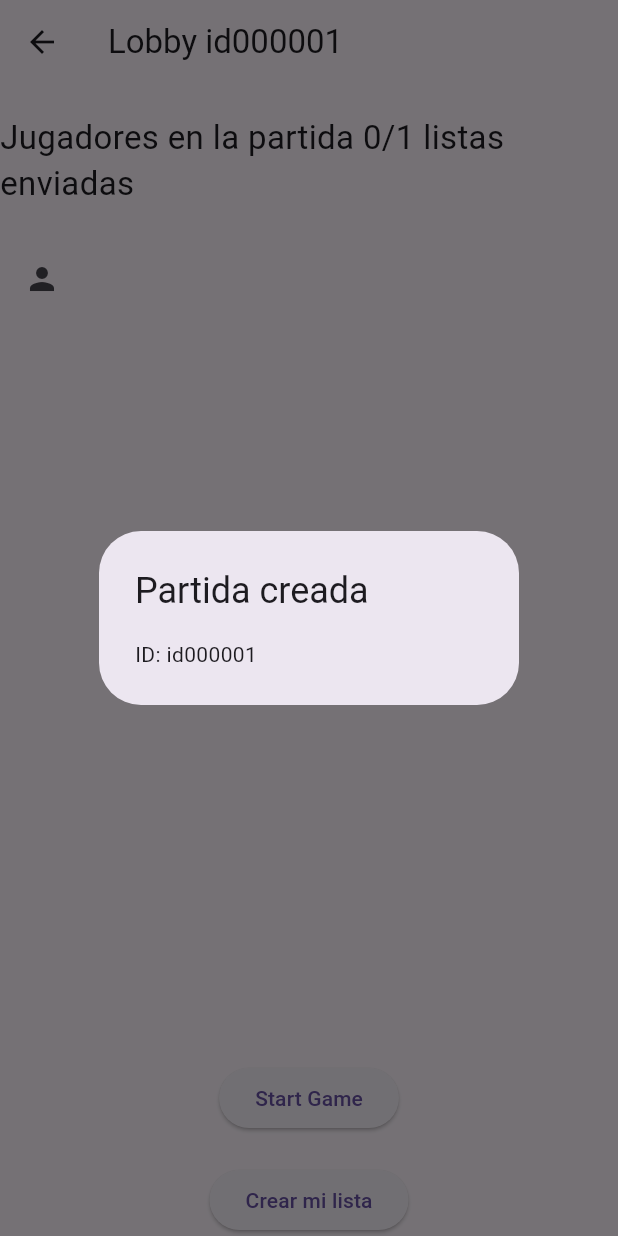
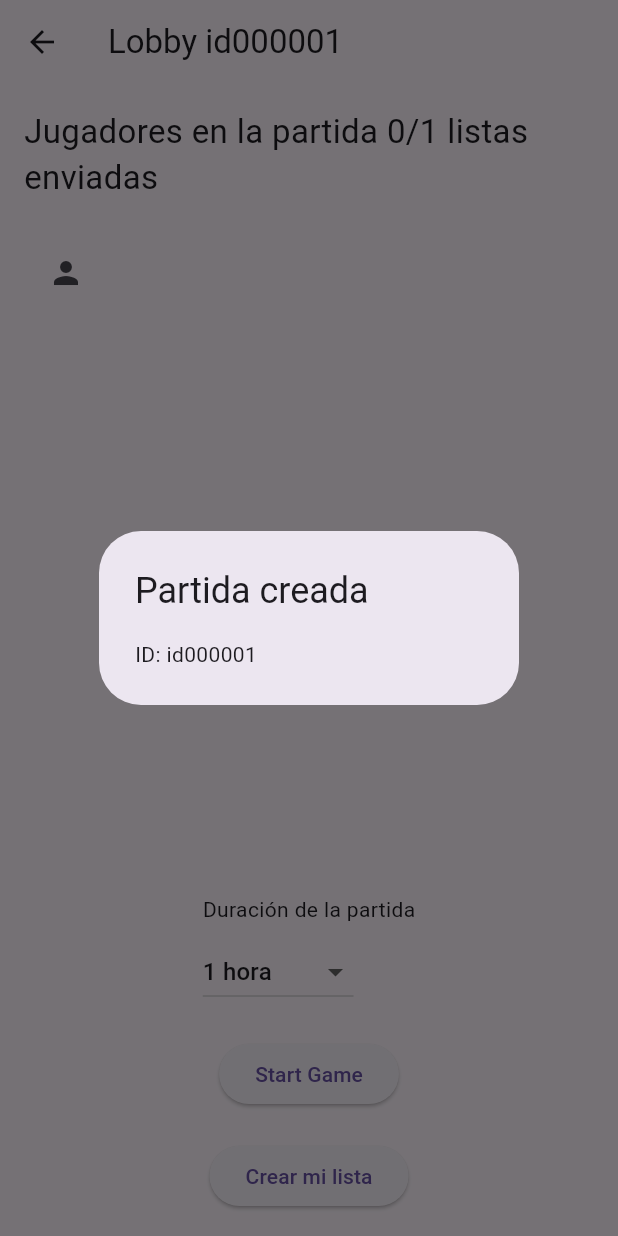
Before and after one commit to alexxljm-lgtm/hiddo, a Flutter app: the screen it shows after launch, after a tap on "Crear Partida", on a phone screen of 412 x 824 dp. Run offline on Flutter 3.47's test engine with Material 3 defaults, Android fonts, the light colour scheme and no system bars; our stand-ins replace cloud_firestore, firebase_auth, firebase_core, firebase_storage, flutter_riverpod, image_picker; accounts and stored records are empty.

Commit message:
fix: persist and map timer fields in game model

```diff
--- a/hiddo/lib/features/game/data/datasources/game_firestore_datasource.dart
+++ b/hiddo/lib/features/game/data/datasources/game_firestore_datasource.dart
@@ -5,7 +5,7 @@ abstract class GameFirestoreDatasource {
   Future<Game> createGame(String hostId);
 
   Future<void> joinGame(String gameId, String userId);
-  Future<void> startGame(String gameId, Map<String, String> assignments);
+  Future<void> startGame(String gameId,Map<String, String> assignments,int durationMinutes,);
   Stream<Game> watchGame(String gameId);
 
   Future<void> submitList(
--- a/hiddo/lib/features/game/data/models/game_model.dart
+++ b/hiddo/lib/features/game/data/models/game_model.dart
@@ -3,35 +3,32 @@
 import '../../domain/entities/game.dart';
 
 class GameModel extends Game {
-  const GameModel({
+  GameModel({
     required super.id,
     required super.players,
     required super.lists,
     required super.assignments,
     required super.progress,
     required super.status,
+    super.durationMinutes,
+    super.startedAt,
+    super.endsAt,
   });
 
-  // Crear GameModel desde Firestore (map + id)
   factory GameModel.fromFirestore(Map<String, dynamic> data, String id) {
     return GameModel(
       id: id,
       players: List<String>.from(data['players'] ?? []),
-      lists: (data['lists'] as Map<String, dynamic>? ?? {}).map(
-        (key, value) => MapEntry(key, List<String>.from(value)),
-      ),
-      assignments: Map<String, String>.from(data['assignments'] ?? {}),
-      progress: (data['progress'] as Map<String, dynamic>? ?? {}).map(
-        (playerId, map) => MapEntry(
-          playerId,
-          Map<String, String>.from(map as Map<String, dynamic>),
-        ),
-      ),
-      status: data['status'] as String? ?? 'waiting',
+      lists: Map<String, dynamic>.from(data['lists'] ?? {}),
+      assignments: Map<String, dynamic>.from(data['assignments'] ?? {}),
+      progress: Map<String, dynamic>.from(data['progress'] ?? {}),
+      status: data['status'] ?? 'waiting',
+      durationMinutes: data['durationMinutes'] as int?,
+      startedAt: data['startedAt'] as String?,
+      endsAt: data['endsAt'] as String?,
     );
   }
 
-  // Convertir a Map para subir a Firestore
   Map<String, dynamic> toFirestore() {
     return {
       'players': players,
@@ -39,10 +36,12 @@ class GameModel extends Game {
       'assignments': assignments,
       'progress': progress,
       'status': status,
+      'durationMinutes': durationMinutes,
+      'startedAt': startedAt,
+      'endsAt': endsAt,
     };
   }
 
-  // Convertir de GameEntity a GameModel
   factory GameModel.fromEntity(Game game) {
     return GameModel(
       id: game.id,
@@ -51,10 +50,12 @@ class GameModel extends Game {
       assignments: game.assignments,
       progress: game.progress,
       status: game.status,
+      durationMinutes: game.durationMinutes,
+      startedAt: game.startedAt,
+      endsAt: game.endsAt,
     );
   }
 
-  // Convertir a GameEntity
   Game toEntity() {
     return Game(
       id: id,
@@ -63,6 +64,9 @@ class GameModel extends Game {
       assignments: assignments,
       progress: progress,
       status: status,
+      durationMinutes: durationMinutes,
+      startedAt: startedAt,
+      endsAt: endsAt,
     );
   }
 }
--- a/hiddo/lib/features/game/domain/entities/game.dart
+++ b/hiddo/lib/features/game/domain/entities/game.dart
@@ -1,39 +1,57 @@
 // lib/features/game/domain/entities/game.dart
 
+class Game {
+  final String id;
+  final List<String> players;
+  final Map<String, dynamic> lists;
+  final Map<String, dynamic> assignments;
+  final Map<String, dynamic> progress;
+  final String status;
+  final int? durationMinutes;
+  final String? startedAt;
+  final String? endsAt;
 
-class Game {
-  final String id; // ID de la partida en Firestore
-  final List<String> players; // UIDs de los jugadores
-  final Map<String, List<String>> lists; // listas de cada jugador
-  final Map<String, String> assignments; // asignaciones jugador->jugador
-  final Map<String, Map<String, String>> progress; // progreso jugador->item->photoUrl
-  final String status; // waiting, started, finished
-
-  const Game({
+  Game({
     required this.id,
     required this.players,
     required this.lists,
     required this.assignments,
     required this.progress,
     required this.status,
+    this.durationMinutes,
+    this.startedAt,
+    this.endsAt,
   });
 
   @override
-  List<Object?> get props => [id, players, lists, assignments, progress, status];
+  List<Object?> get props => [
+        id,
+        players,
+        lists,
+        assignments,
+        progress,
+        status,
+        durationMinutes,
+        startedAt,
+        endsAt,
+      ];
 
-  // Convertir de Firestore a Game
   factory Game.fromFirestore(Map<String, dynamic> data, String id) {
     final players = List<String>.from(data['players'] ?? []);
+
     final lists = (data['lists'] as Map<String, dynamic>? ?? {}).map(
       (key, value) => MapEntry(key, List<String>.from(value)),
     );
+
     final assignments = Map<String, String>.from(data['assignments'] ?? {});
+
     final progress = (data['progress'] as Map<String, dynamic>? ?? {}).map(
       (playerId, map) => MapEntry(
         playerId,
         Map<String, String>.from(map as Map<String, dynamic>),
       ),
     );
+
     final status = data['status'] as String? ?? 'waiting';
 
     return Game(
@@ -43,10 +61,12 @@ class Game {
       assignments: assignments,
       progress: progress,
       status: status,
+      durationMinutes: data['durationMinutes'] as int?,
+      startedAt: data['startedAt'] as String?,
+      endsAt: data['endsAt'] as String?,
     );
   }
 
-  // Convertir a Map para subir a Firestore
   Map<String, dynamic> toFirestore() {
     return {
       'players': players,
@@ -54,6 +74,9 @@ class Game {
       'assignments': assignments,
       'progress': progress,
       'status': status,
+      'durationMinutes': durationMinutes,
+      'startedAt': startedAt,
+      'endsAt': endsAt,
     };
   }
 }
--- a/hiddo/lib/features/game/presentation/screens/game_lobby_screen.dart
+++ b/hiddo/lib/features/game/presentation/screens/game_lobby_screen.dart
@@ -6,33 +6,30 @@ import 'package:hiddo/features/game/presentation/screens/list_submission_screen.
 import 'package:hiddo/injection_container.dart';
 import '../providers/game_provider.dart' hide gameStreamProvider;
 
-
-class GameLobbyScreen extends ConsumerWidget {
-
+class GameLobbyScreen extends ConsumerStatefulWidget {
   final String gameId;
-
-  const GameLobbyScreen({
-    super.key,
-    required this.gameId,
-  });
+  const GameLobbyScreen({super.key, required this.gameId});
 
   @override
-  Widget build(BuildContext context, WidgetRef ref) {
+  ConsumerState<GameLobbyScreen> createState() => _GameLobbyScreenState();
+}
 
-    final gameAsync = ref.watch(gameStreamProvider(gameId));
+class _GameLobbyScreenState extends ConsumerState<GameLobbyScreen> {
+  int selectedDurationMinutes = 60; // Estado del dropdown
+
+  @override
+  Widget build(BuildContext context) {
+    final gameAsync = ref.watch(gameStreamProvider(widget.gameId));
 
     return Scaffold(
       appBar: AppBar(
-        title: Text("Lobby $gameId"),
+        title: Text("Lobby ${widget.gameId}"),
       ),
       body: gameAsync.when(
         loading: () => const Center(child: CircularProgressIndicator()),
-
-        error: (e, _) => Center(
-          child: Text("Error: $e"),
-        ),
-
+        error: (e, _) => Center(child: Text("Error: $e")),
         data: (game) {
+          // Navegar a HuntScreen si ya empezó la partida
           if (game.status == "playing") {
             Future.microtask(() {
               Navigator.pushReplacement(
@@ -44,25 +41,22 @@ class GameLobbyScreen extends ConsumerWidget {
             });
           }
 
-          return Column(
+          return Padding(
+            padding: const EdgeInsets.all(16.0),
+            child: Column(
               children: [
-
-              const SizedBox(height: 20),
-
                 Text(
                   "Jugadores en la partida ${game.lists.length}/${game.players.length} listas enviadas",
                   style: const TextStyle(fontSize: 22),
                 ),
-
                 const SizedBox(height: 20),
 
+                // Lista de jugadores
                 Expanded(
                   child: ListView.builder(
                     itemCount: game.players.length,
                     itemBuilder: (context, index) {
-
                       final player = game.players[index];
-
                       return ListTile(
                         leading: const Icon(Icons.person),
                         title: Text(player),
@@ -73,45 +67,68 @@ class GameLobbyScreen extends ConsumerWidget {
 
                 const SizedBox(height: 20),
 
+                // Selector de duración
+                Column(
+                  crossAxisAlignment: CrossAxisAlignment.start,
+                  children: [
+                    const Text("Duración de la partida"),
+                    const SizedBox(height: 8),
+                    DropdownButton<int>(
+                      value: selectedDurationMinutes,
+                      items: const [
+                        DropdownMenuItem(value: 15, child: Text("15 min")),
+                        DropdownMenuItem(value: 30, child: Text("30 min")),
+                        DropdownMenuItem(value: 45, child: Text("45 min")),
+                        DropdownMenuItem(value: 60, child: Text("1 hora")),
+                        DropdownMenuItem(value: 90, child: Text("1 h 30 min")),
+                        DropdownMenuItem(value: 120, child: Text("2 horas")),
+                        DropdownMenuItem(value: 180, child: Text("3 horas")),
+                        DropdownMenuItem(value: 240, child: Text("4 horas")),
+                        DropdownMenuItem(value: 300, child: Text("5 horas")),
+                      ],
+                      onChanged: (value) {
+                        if (value == null) return;
+                        setState(() {
+                          selectedDurationMinutes = value;
+                        });
+                      },
+                    ),
+                  ],
+                ),
 
+                const SizedBox(height: 20),
 
+                // Botón Start Game
                 ElevatedButton(
                   onPressed: () async {
-
                     final datasource = ref.read(gameFirestoreDatasourceProvider);
-
                     final assignments = generateAssignments(game.players);
 
                     await datasource.startGame(
                       game.id,
                       assignments,
+                      selectedDurationMinutes,
                     );
-
                   },
                   child: const Text("Start Game"),
                 ),
 
                 const SizedBox(height: 20),
 
+                // Botón Crear lista
                 ElevatedButton(
                   onPressed: () {
-
                     Navigator.push(
                       context,
                       MaterialPageRoute(
-                      builder: (_) => ListSubmissionScreen(
-                        gameId: game.id,
-                      ),
+                        builder: (_) => ListSubmissionScreen(gameId: game.id),
                       ),
                     );
-
                   },
                   child: const Text("Crear mi lista"),
-              )
-
+                ),
               ],
-
-
+            ),
           );
         },
       ),
--- a/hiddo/lib/features/game/presentation/screens/lobby_screen.dart
+++ b/hiddo/lib/features/game/presentation/screens/lobby_screen.dart
@@ -5,11 +5,18 @@ import 'package:hiddo/injection_container.dart';
 import '../../data/datasources/game_firestore_datasource.dart';
 import 'package:firebase_auth/firebase_auth.dart';
 
-class LobbyScreen extends ConsumerWidget {
+class LobbyScreen extends ConsumerStatefulWidget {
   const LobbyScreen({super.key});
 
   @override
-  Widget build(BuildContext context, WidgetRef ref) {
+  ConsumerState<LobbyScreen> createState() => _LobbyScreenState();
+}
+
+class _LobbyScreenState extends ConsumerState<LobbyScreen> {
+  int selectedDurationMinutes = 60;
+
+  @override
+  Widget build(BuildContext context) {
     final datasource = ref.read(gameFirestoreDatasourceProvider);
     final gameIdController = TextEditingController();
 
```
Also changed, not shown: hiddo/lib/features/game/data/datasources/game_firestore_datasource_impl.dart (+14 -13 lines), hiddo/lib/features/game/presentation/screens/hunt_screen.dart (+116 -30 lines). Lines whose indentation alone changed are shown as unchanged.
